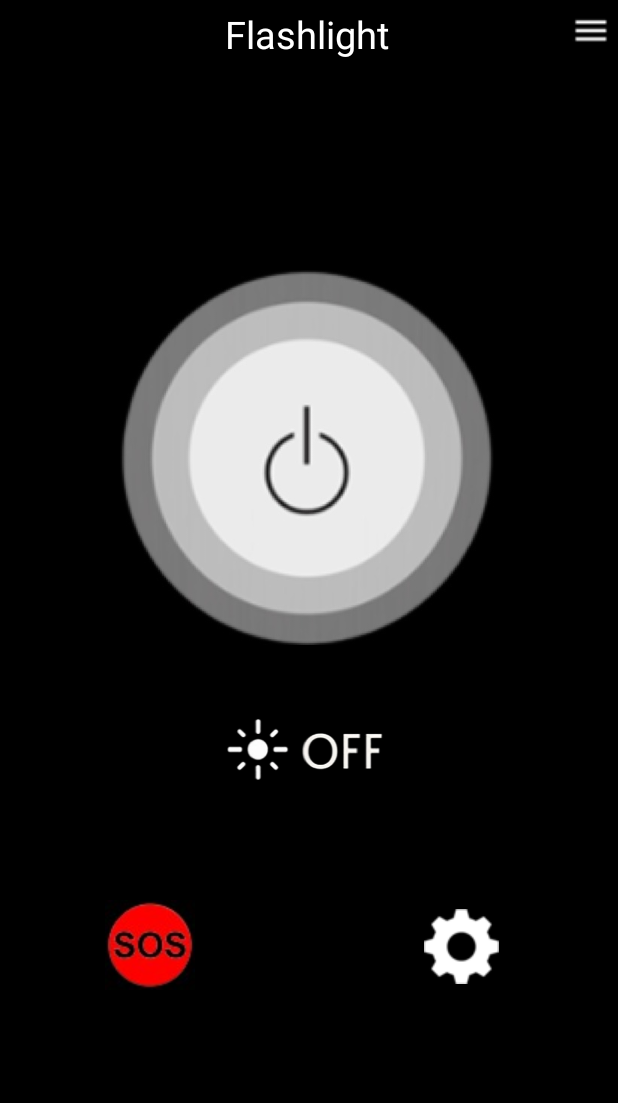
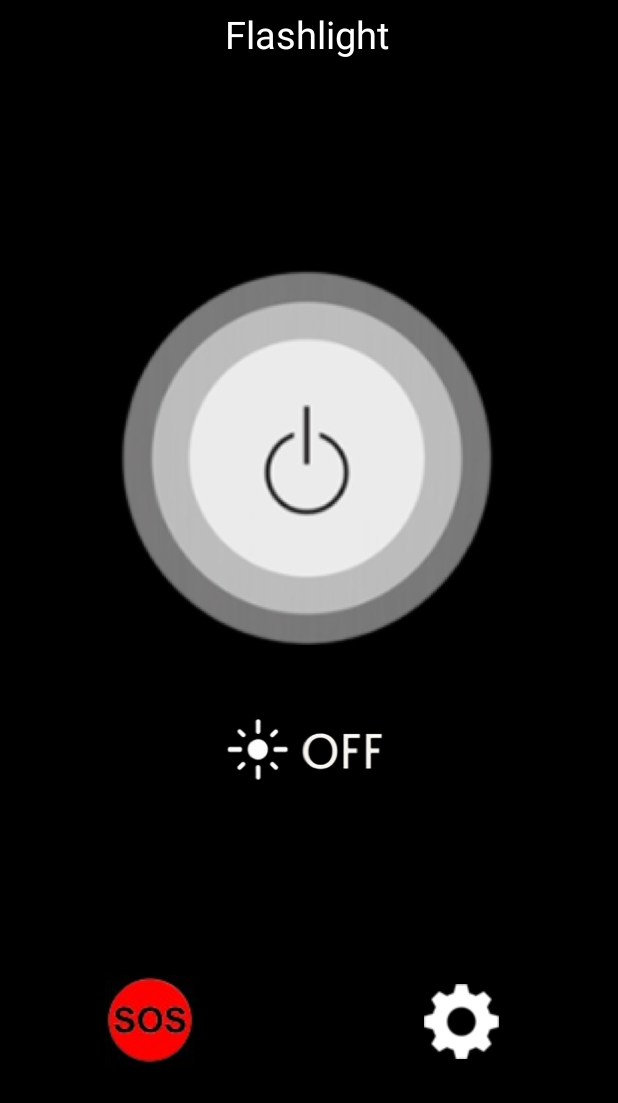
Before and after one commit to AsgarAliSayyed/Basic-Flashlight, an Android app: the screen it shows after launch (MainActivity), on a phone screen of 412 x 824 dp. Shown: the top 1103 px of the screen. Run offline under Robolectric (Android 15) with nearby library versions, the phone set to English and light mode, and no system bars; 1 statement that could not run was skipped.

Commit message:
Final Commit

```diff
--- a/app/src/main/java/com/example/flashlightf/MainActivity.java
+++ b/app/src/main/java/com/example/flashlightf/MainActivity.java
@@ -1,47 +1,17 @@
 package com.example.flashlightf;
 
-import static android.content.Context.CAMERA_SERVICE;
-import static androidx.core.content.ContextCompat.getSystemService;
 
 import static com.example.flashlightf.R.id.sos_button1;
-
-import android.app.Activity;
 import android.content.Intent;
 import android.hardware.Camera;
-import android.hardware.Sensor;
-import android.hardware.SensorEvent;
-import android.hardware.SensorEventListener;
-import android.hardware.SensorManager;
 import android.hardware.camera2.CameraAccessException;
-import android.hardware.camera2.CameraDevice;
 import android.hardware.camera2.CameraManager;
 import android.os.Bundle;
 import android.util.Log;
 import android.view.View;
-import android.view.animation.Animation;
-import android.view.animation.RotateAnimation;
 import android.widget.Button;
 import android.widget.ImageButton;
 import android.widget.ImageView;
-import android.widget.TextView;
-import android.widget.Toast;
-import android.hardware.camera2.CameraAccessException;
-import android.hardware.camera2.CameraManager;
-import android.os.Bundle;
-import android.widget.Button;
-import android.widget.CompoundButton;
-import android.widget.ImageView;
-import android.widget.SeekBar;
-import android.widget.TextView;
-import android.widget.Toast;
-
-import androidx.annotation.NonNull;
-import androidx.core.content.ContextCompat;
-import androidx.appcompat.app.AppCompatActivity;
-import android.content.Intent;
-import android.provider.MediaStore;
-
-
 import androidx.appcompat.app.AppCompatActivity;
 
 public class MainActivity extends AppCompatActivity {
@@ -51,21 +21,11 @@ public class MainActivity extends AppCompatActivity {
     boolean isFlashlightOn = false;
     CameraManager cameraManager;
     String cameraId;
-    TextView flashlightStatus;
-    ImageView image;
     Camera camera;
     ImageButton imageSetting;
     ImageView imageOF;
-    private static final int CAMERA_REQUEST =1888;
-    private boolean isFlashOn = false;
     private boolean isSOSRunning = false;
-    // record the compass picture angle turned
-    private float currentDegree = 0f;
 
-    // device sensor manager
-    private SensorManager mSensorManager;
-    TextView tvHeading;
-    ImageButton menu;
     ImageButton sosButton;
 
     @Override
@@ -77,12 +37,7 @@ public class MainActivity extends AppCompatActivity {
         imageOF = findViewById(R.id.imageView);
         imageSetting = findViewById(R.id.setting_button);
         cameraManager = (CameraManager) getSystemService(CAMERA_SERVICE);
-        menu = findViewById(R.id.menu);
 
-        menu.setOnClickListener(v ->{
-            Intent i = new Intent(this, AboutActivity.class);
-            startActivity(i);
-        });
 
         try {
             cameraId = cameraManager.getCameraIdList()[0];
--- a/app/src/main/java/com/example/flashlightf/SettingActivity.java
+++ b/app/src/main/java/com/example/flashlightf/SettingActivity.java
@@ -12,9 +12,6 @@ import android.widget.SeekBar;
 import android.widget.ToggleButton;
 import androidx.appcompat.app.AppCompatActivity;
 import android.widget.TextView;
-import android.widget.ToggleButton;
-
-import androidx.appcompat.app.AppCompatActivity;
 
 public class SettingActivity extends AppCompatActivity {
     private SeekBar seekBar;
--- a/app/src/main/res/drawable/baseline_arrow_back1.xml
+++ /dev/null
@@ -1,5 +0,0 @@
-<vector xmlns:android="http://schemas.android.com/apk/res/android" android:autoMirrored="true" android:height="30dp" android:tint="#FFFFFF" android:viewportHeight="24" android:viewportWidth="24" android:width="30dp">
-
-    <path android:fillColor="@android:color/white" android:pathData="M20,11H7.83l5.59,-5.59L12,4l-8,8 8,8 1.41,-1.41L7.83,13H20v-2z"/>
-
-</vector>
--- a/app/src/main/res/drawable/baseline_arrow_back_24.xml
+++ /dev/null
@@ -1,5 +0,0 @@
-<vector xmlns:android="http://schemas.android.com/apk/res/android" android:autoMirrored="true" android:height="30dp" android:tint="#FFFF" android:viewportHeight="24" android:viewportWidth="24" android:width="30dp">
-
-    <path android:fillColor="@android:color/black" android:pathData="M20,11H7.83l5.59,-5.59L12,4l-8,8 8,8 1.41,-1.41L7.83,13H20v-2z"/>
-
-</vector>
--- a/app/src/main/res/drawable/baseline_menu_24.xml
+++ /dev/null
@@ -1,5 +0,0 @@
-<vector xmlns:android="http://schemas.android.com/apk/res/android" android:height="30dp" android:tint="#ffff" android:viewportHeight="24" android:viewportWidth="24" android:width="30dp">
-
-    <path android:fillColor="@android:color/white" android:pathData="M3,18h18v-2L3,16v2zM3,13h18v-2L3,11v2zM3,6v2h18L21,6L3,6z"/>
-
-</vector>
--- a/app/src/main/res/layout/activity_main.xml
+++ b/app/src/main/res/layout/activity_main.xml
@@ -17,15 +17,6 @@
         android:layout_marginTop="5dp"
         android:layout_marginLeft="150dp"/>
 
-    <ImageButton
-        android:id="@+id/menu"
-        android:layout_width="35dp"
-        android:layout_height="35dp"
-        android:src="@drawable/menu_bar"
-        android:layout_marginTop="3dp"
-        android:layout_marginLeft="375dp"
-
-        />
 
     <ToggleButton
         android:id="@+id/flashlightButton"
@@ -52,7 +43,7 @@
    <LinearLayout
        android:layout_width="match_parent"
        android:layout_height="wrap_content"
-       android:layout_marginTop="600dp"
+       android:layout_marginTop="650dp"
        >
 
        <ImageButton
```
Also changed, not shown: app/src/main/java/com/example/flashlightf/AboutActivity.java (deleted, +0 -34 lines), app/src/main/res/layout/about_us.xml (deleted, +0 -54 lines), app/src/main/res/drawable/about.jpg (deleted), app/src/main/res/drawable/camera.jpg (deleted), app/src/main/res/drawable/comp.jpg (deleted), app/src/main/res/drawable/flashlight.png (deleted), app/src/main/res/drawable/icon.jpg (deleted), app/src/main/res/drawable/offb1.jpeg (deleted), app/src/main/res/drawable/onb1.jpeg (deleted).
